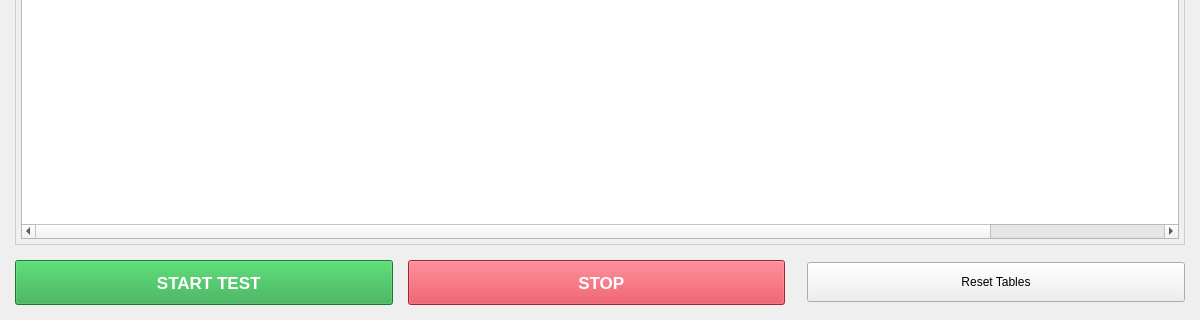
First picture: the form in src/ui/forms/execution.ui, repository SuryaPrasathB/Comminent-PCB-Tester, before the edit; both pictures show x 0 to 1200 and y 530 to 850 of the 1200 by 850 pixel window.
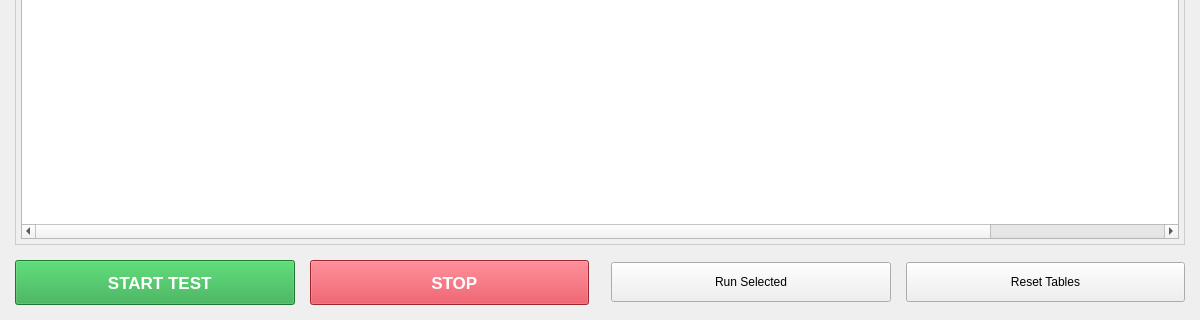
Second picture: the form after the edit.

Commit message: Added missing run selected button back

The edit to the form file:
```diff
--- a/src/ui/forms/execution.ui
+++ b/src/ui/forms/execution.ui
@@ -280,6 +280,19 @@
        <property name="orientation"><enum>Qt::Horizontal</enum></property>
       </spacer>
      </item>
+     <item>
+      <widget class="QPushButton" name="pushButton_runSelected">
+       <property name="text">
+        <string>Run Selected</string>
+       </property>
+       <property name="minimumSize">
+        <size>
+         <width>130</width>
+         <height>40</height>
+        </size>
+       </property>
+      </widget>
+     </item>
      <item>
       <widget class="QPushButton" name="pushButton_reset">
        <property name="text">
```
The commit also changes 1 other file.
